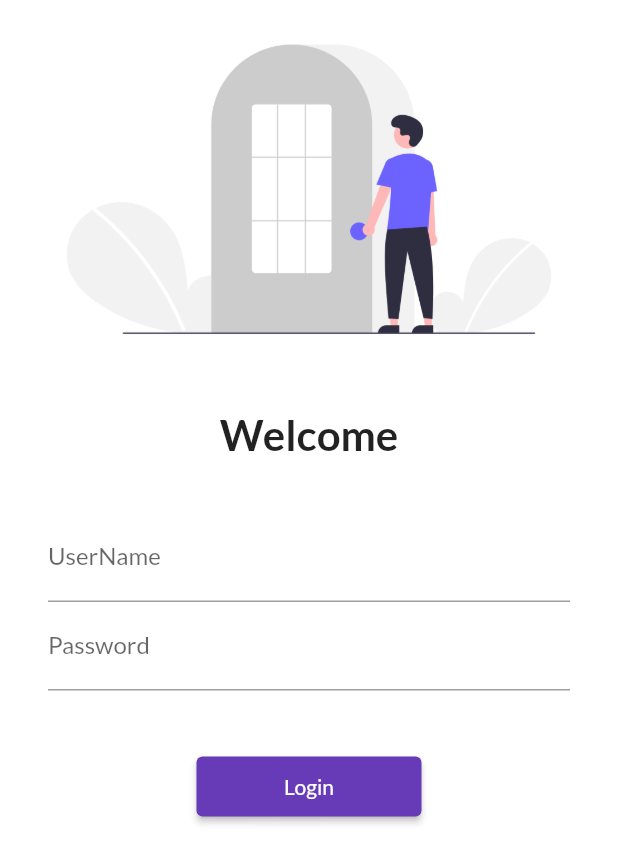
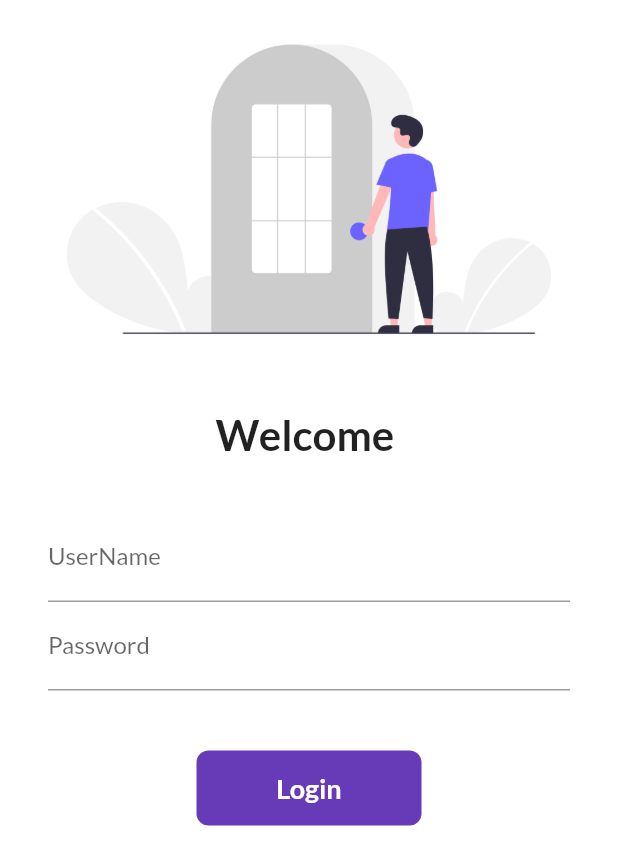
Before and after one commit to BabitaAnandKrishna/first_app, a Flutter app: the screen it shows after launch, on a phone screen of 412 x 824 dp. Shown: the top 865 px of the screen. Run offline on Flutter 3.47's test engine with Material 2 defaults, Android fonts, the phone set to English and light mode, and no system bars; our stand-ins replace google_fonts.

Commit message:
Day6 Completed

```diff
--- a/lib/Pages/Login_Page.dart
+++ b/lib/Pages/Login_Page.dart
@@ -1,7 +1,15 @@
 import 'package:first_app/utils/routes.dart';
 import 'package:flutter/material.dart';
 
-class LoginPage extends StatelessWidget {
+class LoginPage extends StatefulWidget {
+  @override
+  _LoginPageState createState() => _LoginPageState();
+}
+
+class _LoginPageState extends State<LoginPage> {
+  String name = "";
+  bool changeButton = false;
+
   @override
   Widget build(BuildContext context) {
     return Material(
@@ -16,7 +24,7 @@ class LoginPage extends StatelessWidget {
              SizedBox(
                height: 20.0,
              ),
-             Text("Welcome",
+             Text("Welcome $name",
              style: TextStyle(
                fontSize: 28,
                fontWeight: FontWeight.bold
@@ -34,6 +42,12 @@ class LoginPage extends StatelessWidget {
                        hintText: "Enter User Name",
                        labelText: "UserName",
                      ),
+                     onChanged: (value){
+                       name = value;
+                       setState(() {
+
+                       });
+                     },
                    ),
                    TextFormField(
                      obscureText: true,
@@ -46,13 +60,43 @@ class LoginPage extends StatelessWidget {
                      height: 40.0,
                    ),
 
-                   ElevatedButton(
-                     child: Text("Login"),
-                       style: TextButton.styleFrom(
-                           minimumSize: Size(150,40)),
-                       onPressed: (){
-                         Navigator.pushNamed(context, MyRoutes.homeRoute);
-                       },)
+                   InkWell(
+                     onTap: () async {
+                       setState(() {
+                         changeButton = true;
+                       });
+                       await Future.delayed(Duration(seconds: 1)) ;
+                       Navigator.pushNamed(context, MyRoutes.homeRoute);
+                     },
+                     child: AnimatedContainer(
+                       duration: Duration(seconds: 1),
+                       width: changeButton?50 : 150,
+                       height: 50,
+
+                       alignment: Alignment.center,
+                       child: changeButton? Icon(Icons.done,
+                       color: Colors.white
+                         ,) : Text("Login",
+                         style: TextStyle(color: Colors.white,
+                         fontWeight: FontWeight.bold,
+                         fontSize: 18),
+                       ),
+                       decoration: BoxDecoration(
+                         color: Colors.deepPurple,
+                         // shape: changeButton ? BoxShape.circle: BoxShape.rectangle,
+                         borderRadius: BorderRadius.circular(changeButton ? 50 : 8)
+                       ),
+                     ),
+                   ),
+
+
+                   // ElevatedButton(
+                   //   child: Text("Login"),
+                   //     style: TextButton.styleFrom(
+                   //         minimumSize: Size(150,40)),
+                   //     onPressed: (){
+                   //       Navigator.pushNamed(context, MyRoutes.homeRoute);
+                   //     },)
                  ],
                ),
              )
```
